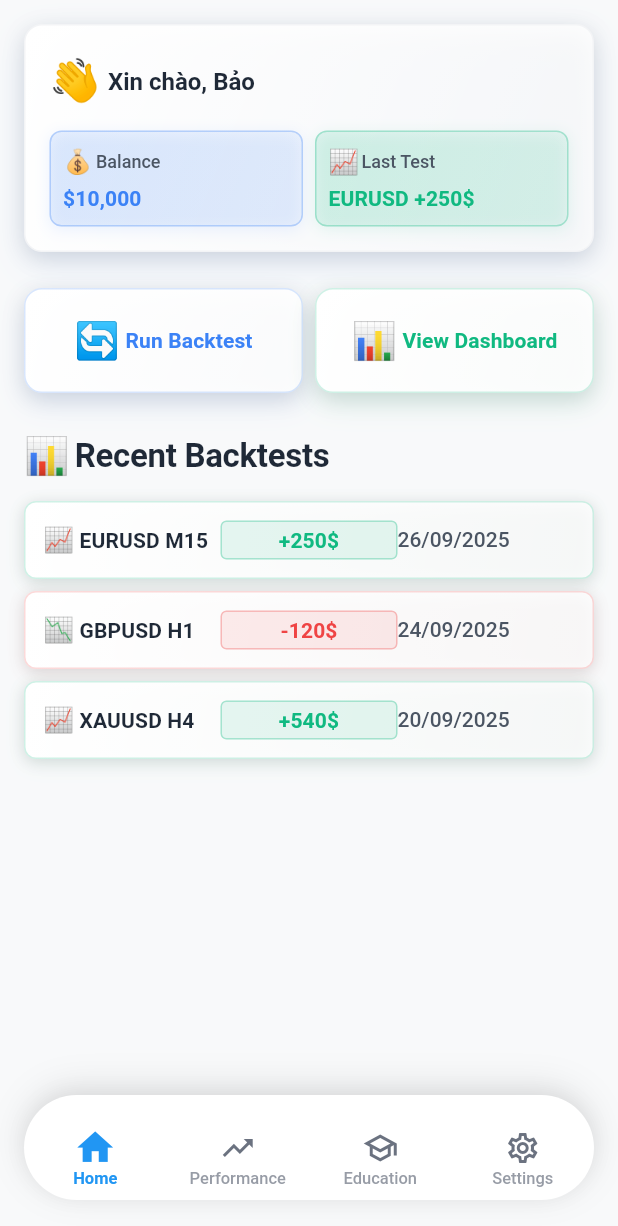
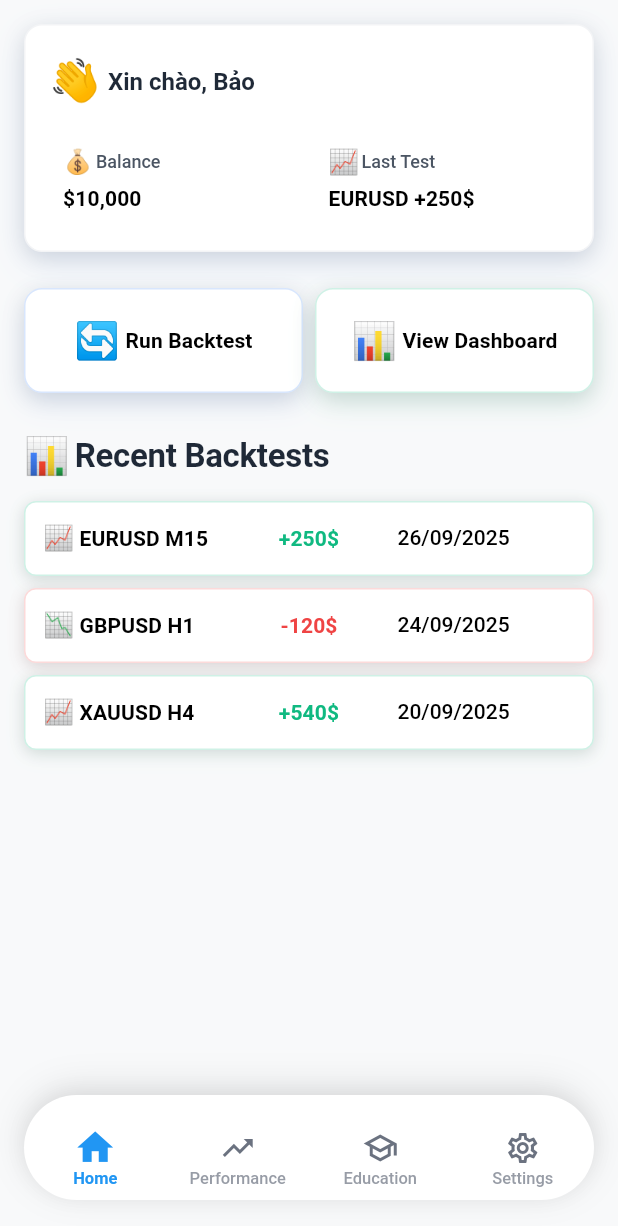
Before and after one commit to baotran3107/trading_backtest, a Flutter app: the screen it shows after launch, on a phone screen of 412 x 824 dp. Shown: the top 1226 px of the screen. Run offline on Flutter 3.47's test engine with Material 3 defaults, Android fonts, the phone set to English and light mode, and no system bars; our stand-ins replace bloc, equatable, flutter_bloc, get_it, injectable, shared_preferences.

Commit message:
handle home

```diff
--- a/lib/di/di.dart
+++ b/lib/di/di.dart
@@ -1,6 +1,6 @@
 import 'package:get_it/get_it.dart';
 import 'package:injectable/injectable.dart';
-import 'package:trading_game/di/di.config.dart';
+import 'package:trade_lab/di/di.config.dart';
 
 final getIt = GetIt.instance;
 
--- a/lib/model/chart_model.dart
+++ b/lib/model/chart_model.dart
@@ -1,4 +1,4 @@
-import 'package:trading_game/model/candle_model.dart';
+import 'package:trade_lab/model/candle_model.dart';
 
 /// Represents a complete chart with symbol and candlestick data
 class ChartModel {
--- a/lib/presentations/home_screen/home_screen.dart
+++ b/lib/presentations/home_screen/home_screen.dart
@@ -1,5 +1,6 @@
 import 'package:flutter/material.dart';
 import '../../theme/app_colors.dart';
+import '../../theme/theme_colors.dart';
 import '../../theme/app_text_styles.dart';
 import '../../theme/app_spacing.dart';
 import '../backtest_screen/backtest_screen.dart';
@@ -10,18 +11,18 @@ class HomeScreen extends StatelessWidget {
   @override
   Widget build(BuildContext context) {
     return Scaffold(
-      backgroundColor: AppColors.backgroundSecondary,
+      backgroundColor: ThemeColors.backgroundSecondary(context),
       body: SafeArea(
         child: SingleChildScrollView(
           padding: const EdgeInsets.all(AppSpacing.screenMargin),
           child: Column(
             crossAxisAlignment: CrossAxisAlignment.start,
             children: [
-              _buildWelcomeSection(),
+              _buildWelcomeSection(context),
               const SizedBox(height: AppSpacing.xxxlg),
               _buildActionButtonsSection(context),
               const SizedBox(height: AppSpacing.xxxlg),
-              _buildRecentBacktestsSection(),
+              _buildRecentBacktestsSection(context),
             ],
           ),
         ),
@@ -29,23 +30,16 @@ class HomeScreen extends StatelessWidget {
     );
   }
 
-  Widget _buildWelcomeSection() {
+  Widget _buildWelcomeSection(BuildContext context) {
     return Container(
       width: double.infinity,
       padding: const EdgeInsets.all(AppSpacing.xlg),
       decoration: BoxDecoration(
-        gradient: LinearGradient(
-          begin: Alignment.topLeft,
-          end: Alignment.bottomRight,
-          colors: [
-            AppColors.backgroundCard,
-            AppColors.backgroundCard.withValues(alpha: 0.8),
-          ],
-        ),
+        color: ThemeColors.backgroundCard(context),
         borderRadius: BorderRadius.circular(AppSpacing.radiusLarge),
         boxShadow: [
           BoxShadow(
-            color: AppColors.shadowLight,
+            color: ThemeColors.shadowLight(context),
             blurRadius: 12,
             offset: const Offset(0, 4),
           ),
@@ -56,7 +50,7 @@ class HomeScreen extends StatelessWidget {
           ),
         ],
         border: Border.all(
-          color: AppColors.borderLight,
+          color: ThemeColors.borderLight(context),
           width: 1,
         ),
       ),
@@ -80,9 +74,11 @@ class HomeScreen extends StatelessWidget {
                 },
               ),
               const SizedBox(width: AppSpacing.sm),
-              const Text(
+              Text(
                 'Xin chào, Bảo',
-                style: AppTextStyles.titleLarge,
+                style: AppTextStyles.titleLarge.copyWith(
+                  color: ThemeColors.textPrimary(context),
+                ),
               ),
             ],
           ),
@@ -94,10 +90,11 @@ class HomeScreen extends StatelessWidget {
               // Balance Card
               Expanded(
                 child: _buildInfoCard(
+                  context: context,
                   title: 'Balance',
                   value: '\$10,000',
                   icon: '💰',
-                  color: AppColors.primary,
+                  color: ThemeColors.background(context),
                   delay: 0,
                 ),
               ),
@@ -106,10 +103,11 @@ class HomeScreen extends StatelessWidget {
               // Last Test Card
               Expanded(
                 child: _buildInfoCard(
+                  context: context,
                   title: 'Last Test',
                   value: 'EURUSD +250\$',
                   icon: '📈',
-                  color: AppColors.success,
+                  color: ThemeColors.background(context),
                   delay: 200,
                 ),
               ),
@@ -121,6 +119,7 @@ class HomeScreen extends StatelessWidget {
   }
 
   Widget _buildInfoCard({
+    required BuildContext context,
     required String title,
     required String value,
     required String icon,
@@ -172,7 +171,7 @@ class HomeScreen extends StatelessWidget {
                       Text(
                         title,
                         style: AppTextStyles.bodySmall.copyWith(
-                          color: AppColors.textSecondary,
+                          color: ThemeColors.textSecondary(context),
                           fontWeight: FontWeight.w500,
                         ),
                       ),
@@ -182,7 +181,7 @@ class HomeScreen extends StatelessWidget {
                   Text(
                     value,
                     style: AppTextStyles.titleMedium.copyWith(
-                      color: color,
+                      color: AppColors.black,
                       fontWeight: FontWeight.bold,
                     ),
                   ),
@@ -243,18 +242,11 @@ class HomeScreen extends StatelessWidget {
     return Container(
       height: 70,
       decoration: BoxDecoration(
-        gradient: LinearGradient(
-          begin: Alignment.topLeft,
-          end: Alignment.bottomRight,
-          colors: [
-            AppColors.backgroundCard,
-            AppColors.backgroundCard.withValues(alpha: 0.9),
-          ],
-        ),
+        color: ThemeColors.backgroundCard(context),
         borderRadius: BorderRadius.circular(AppSpacing.radiusLarge),
         boxShadow: [
           BoxShadow(
-            color: AppColors.shadowLight,
+            color: ThemeColors.shadowLight(context),
             blurRadius: 12,
             offset: const Offset(0, 4),
           ),
@@ -289,7 +281,7 @@ class HomeScreen extends StatelessWidget {
                 Text(
                   title,
                   style: AppTextStyles.titleMedium.copyWith(
-                    color: color,
+                    color: AppColors.black,
                     fontWeight: FontWeight.w600,
                   ),
                 ),
@@ -301,7 +293,7 @@ class HomeScreen extends StatelessWidget {
     );
   }
 
-  Widget _buildRecentBacktestsSection() {
+  Widget _buildRecentBacktestsSection(BuildContext context) {
     return Column(
       crossAxisAlignment: CrossAxisAlignment.start,
       children: [
@@ -312,9 +304,11 @@ class HomeScreen extends StatelessWidget {
               style: TextStyle(fontSize: 24),
             ),
             const SizedBox(width: AppSpacing.sm),
-            const Text(
+            Text(
               'Recent Backtests',
-              style: AppTextStyles.headlineLarge,
+              style: AppTextStyles.headlineLarge.copyWith(
+                color: ThemeColors.textPrimary(context),
+              ),
             ),
           ],
         ),
@@ -322,6 +316,7 @@ class HomeScreen extends StatelessWidget {
 
         // Backtest Items with staggered animations
         _buildAnimatedBacktestItem(
+          context: context,
           pair: 'EURUSD M15',
           result: '+250\$',
           date: '26/09/2025',
@@ -331,6 +326,7 @@ class HomeScreen extends StatelessWidget {
         const SizedBox(height: AppSpacing.md),
 
         _buildAnimatedBacktestItem(
+          context: context,
           pair: 'GBPUSD H1',
           result: '-120\$',
           date: '24/09/2025',
@@ -340,6 +336,7 @@ class HomeScreen extends StatelessWidget {
         const SizedBox(height: AppSpacing.md),
 
         _buildAnimatedBacktestItem(
+          context: context,
           pair: 'XAUUSD H4',
           result: '+540\$',
           date: '20/09/2025',
@@ -351,6 +348,7 @@ class HomeScreen extends StatelessWidget {
   }
 
   Widget _buildAnimatedBacktestItem({
+    required BuildContext context,
     required String pair,
     required String result,
     required String date,
@@ -366,6 +364,7 @@ class HomeScreen extends StatelessWidget {
           child: Opacity(
             opacity: animValue,
             child: _buildBacktestItem(
+              context: context,
               pair: pair,
               result: result,
               date: date,
@@ -378,6 +377,7 @@ class HomeScreen extends StatelessWidget {
   }
 
   Widget _buildBacktestItem({
+    required BuildContext context,
     required String pair,
     required String result,
     required String date,
@@ -387,14 +387,7 @@ class HomeScreen extends StatelessWidget {
       width: double.infinity,
       padding: const EdgeInsets.all(AppSpacing.lg),
       decoration: BoxDecoration(
-        gradient: LinearGradient(
-          begin: Alignment.topLeft,
-          end: Alignment.bottomRight,
-          colors: [
-            AppColors.backgroundCard,
-            AppColors.backgroundCard.withValues(alpha: 0.8),
-          ],
-        ),
+        color: ThemeColors.backgroundCard(context),
         borderRadius: BorderRadius.circular(AppSpacing.radiusMedium),
         border: Border.all(
           color: isPositive
@@ -404,7 +397,7 @@ class HomeScreen extends StatelessWidget {
         ),
         boxShadow: [
           BoxShadow(
-            color: AppColors.shadowLight,
+            color: ThemeColors.shadowLight(context),
             blurRadius: 8,
             offset: const Offset(0, 2),
           ),
@@ -431,6 +424,7 @@ class HomeScreen extends StatelessWidget {
                 Text(
                   pair,
                   style: AppTextStyles.titleMedium.copyWith(
+                    color: AppColors.black,
                     fontWeight: FontWeight.w600,
                   ),
                 ),
@@ -441,28 +435,12 @@ class HomeScreen extends StatelessWidget {
           // Result with enhanced styling
           Expanded(
             flex: 2,
-            child: Container(
-              padding: const EdgeInsets.symmetric(
-                horizontal: AppSpacing.sm,
-                vertical: AppSpacing.xs,
-              ),
-              decoration: BoxDecoration(
-                color: (isPositive ? AppColors.success : AppColors.error)
-                    .withValues(alpha: 0.1),
-                borderRadius: BorderRadius.circular(AppSpacing.radiusSmall),
-                border: Border.all(
-                  color: (isPositive ? AppColors.success : AppColors.error)
-                      .withValues(alpha: 0.3),
-                  width: 1,
-                ),
-              ),
             child: Text(
               result,
               textAlign: TextAlign.center,
               style: AppTextStyles.titleMedium.copyWith(
                 color: isPositive ? AppColors.success : AppColors.error,
                 fontWeight: FontWeight.bold,
-                ),
               ),
             ),
           ),
@@ -473,7 +451,7 @@ class HomeScreen extends StatelessWidget {
             child: Text(
               date,
               style: AppTextStyles.bodyMedium.copyWith(
-                color: AppColors.textSecondary,
+                color: AppColors.black,
                 fontWeight: FontWeight.w500,
               ),
             ),
--- a/lib/theme/app_colors.dart
+++ b/lib/theme/app_colors.dart
@@ -168,6 +168,52 @@ class AppColors {
   static const Color darkOverlayLight = Color(0x80000000);
   static const Color darkOverlayDark = Color(0xFF000000);
 
+  // White Tone Colors for better contrast and visual hierarchy
+  static const Color white = Color(0xFFFFFFFF);
+  static const Color white95 = Color(0xFFF2F2F2);
+  static const Color white90 = Color(0xFFE6E6E6);
+  static const Color white85 = Color(0xFFD9D9D9);
+  static const Color white80 = Color(0xFFCCCCCC);
+  static const Color white75 = Color(0xFFBFBFBF);
+  static const Color white70 = Color(0xFFB3B3B3);
+  static const Color white65 = Color(0xFFA6A6A6);
+  static const Color white60 = Color(0xFF999999);
+  static const Color white55 = Color(0xFF8C8C8C);
+  static const Color white50 = Color(0xFF808080);
+  static const Color white45 = Color(0xFF737373);
+  static const Color white40 = Color(0xFF666666);
+  static const Color white35 = Color(0xFF595959);
+  static const Color white30 = Color(0xFF4D4D4D);
+  static const Color white25 = Color(0xFF404040);
+  static const Color white20 = Color(0xFF333333);
+  static const Color white15 = Color(0xFF262626);
+  static const Color white10 = Color(0xFF1A1A1A);
+  static const Color white5 = Color(0xFF0D0D0D);
+  static const Color black = Color(0xFF000000);
+
+  // Dark Mode White Tone Colors (inverted for dark backgrounds)
+  static const Color darkWhite = Color(0xFF000000);
+  static const Color darkWhite95 = Color(0xFF0D0D0D);
+  static const Color darkWhite90 = Color(0xFF1A1A1A);
+  static const Color darkWhite85 = Color(0xFF262626);
+  static const Color darkWhite80 = Color(0xFF333333);
+  static const Color darkWhite75 = Color(0xFF404040);
+  static const Color darkWhite70 = Color(0xFF4D4D4D);
+  static const Color darkWhite65 = Color(0xFF595959);
+  static const Color darkWhite60 = Color(0xFF666666);
+  static const Color darkWhite55 = Color(0xFF737373);
+  static const Color darkWhite50 = Color(0xFF808080);
+  static const Color darkWhite45 = Color(0xFF8C8C8C);
+  static const Color darkWhite40 = Color(0xFF999999);
+  static const Color darkWhite35 = Color(0xFFA6A6A6);
+  static const Color darkWhite30 = Color(0xFFB3B3B3);
+  static const Color darkWhite25 = Color(0xFFBFBFBF);
+  static const Color darkWhite20 = Color(0xFFCCCCCC);
+  static const Color darkWhite15 = Color(0xFFD9D9D9);
+  static const Color darkWhite10 = Color(0xFFE6E6E6);
+  static const Color darkWhite5 = Color(0xFFF2F2F2);
+  static const Color darkBlack = Color(0xFFFFFFFF);
+
   // Utility methods
   static Color withOpacity(Color color, double opacity) {
     return color.withOpacity(opacity);
```
Also changed, not shown: lib/theme/theme_colors.dart (added, +308 -0 lines), lib/widgets/theme_demo_widget.dart (added, +241 -0 lines). Lines whose indentation alone changed are shown as unchanged.
